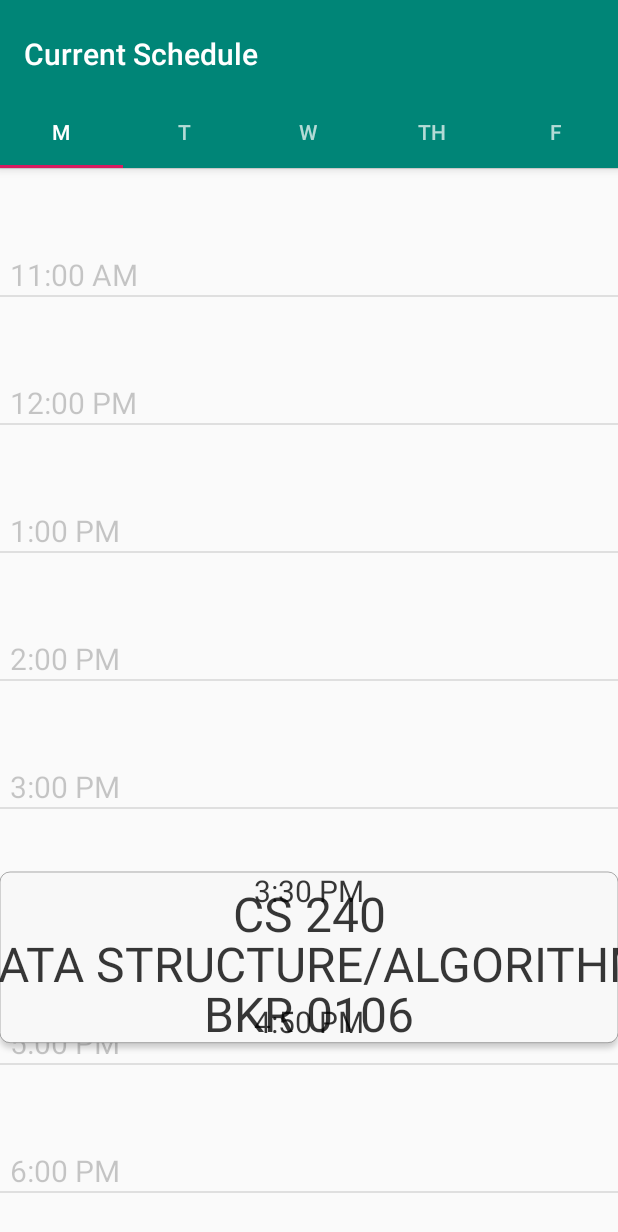
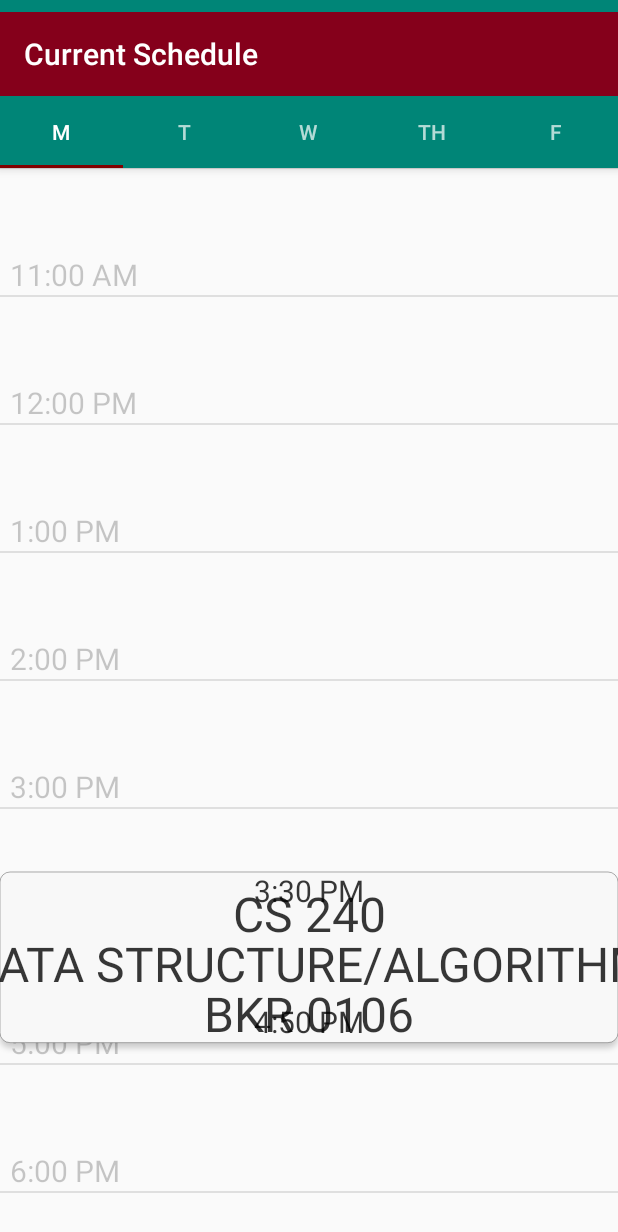
Before and after one commit to collinmay/mywcc-app, an Android app: the CurrentScheduleActivity screen opened directly, with no data from a screen before it, on a phone screen of 412 x 824 dp. Shown: the top 1232 px of the screen. Run offline under Robolectric (Android 15) with nearby library versions, the phone set to English and light mode, and no system bars.

Commit message:
completed current schedule additions

```diff
--- a/app/src/main/res/layout/activity_current_schedule.xml
+++ b/app/src/main/res/layout/activity_current_schedule.xml
@@ -17,50 +17,51 @@
 
         <androidx.appcompat.widget.Toolbar
             android:id="@+id/toolbar"
-                app:title="@string/current_schedule_title"
             android:layout_width="match_parent"
             android:layout_height="?attr/actionBarSize"
             android:layout_weight="1"
-                android:background="?attr/colorPrimary"
+            android:background="#85001B"
+            app:layout_scrollFlags="scroll|enterAlways"
             app:popupTheme="@style/AppTheme.PopupOverlay"
-                app:layout_scrollFlags="scroll|enterAlways">
+            app:title="@string/current_schedule_title">
 
         </androidx.appcompat.widget.Toolbar>
 
         <com.google.android.material.tabs.TabLayout
             android:id="@+id/tabs"
             android:layout_width="match_parent"
-                android:layout_height="wrap_content">
+            android:layout_height="wrap_content"
+            app:tabIndicatorColor="@color/velvetOrca">
 
             <com.google.android.material.tabs.TabItem
                 android:id="@+id/tab_monday"
                 android:layout_width="wrap_content"
                 android:layout_height="wrap_content"
-                    android:text="@string/title_monday_short"/>
+                android:text="@string/title_monday_short" />
 
             <com.google.android.material.tabs.TabItem
                 android:id="@+id/tab_tuesday"
                 android:layout_width="wrap_content"
                 android:layout_height="wrap_content"
-                    android:text="@string/title_tuesday_short"/>
+                android:text="@string/title_tuesday_short" />
 
             <com.google.android.material.tabs.TabItem
                 android:id="@+id/tab_wednesday"
                 android:layout_width="wrap_content"
                 android:layout_height="wrap_content"
-                    android:text="@string/title_wednesday_short"/>
+                android:text="@string/title_wednesday_short" />
 
             <com.google.android.material.tabs.TabItem
                 android:id="@+id/tab_thursday"
                 android:layout_width="wrap_content"
                 android:layout_height="wrap_content"
-                    android:text="@string/title_thursday_short"/>
+                android:text="@string/title_thursday_short" />
 
             <com.google.android.material.tabs.TabItem
                 android:id="@+id/tab_friday"
                 android:layout_width="wrap_content"
                 android:layout_height="wrap_content"
-                    android:text="@string/title_friday_short"/>
+                android:text="@string/title_friday_short" />
 
         </com.google.android.material.tabs.TabLayout>
     </com.google.android.material.appbar.AppBarLayout>
```
Lines whose indentation alone changed are shown as unchanged.
